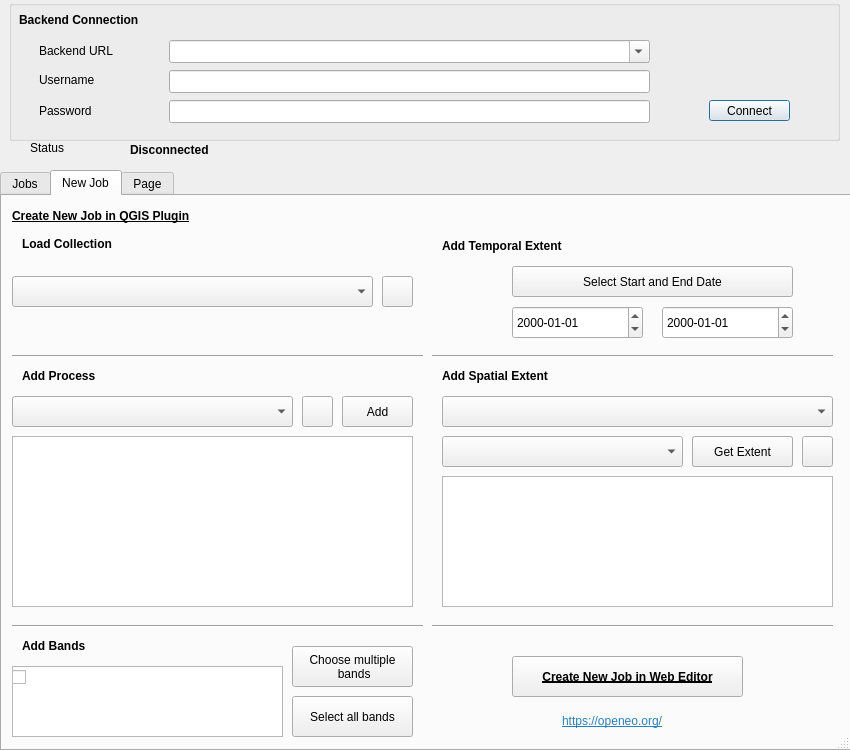
Open-EO/openeo-qgis-plugin, file openeo_connector_dialog_base.ui: the form before one commit.
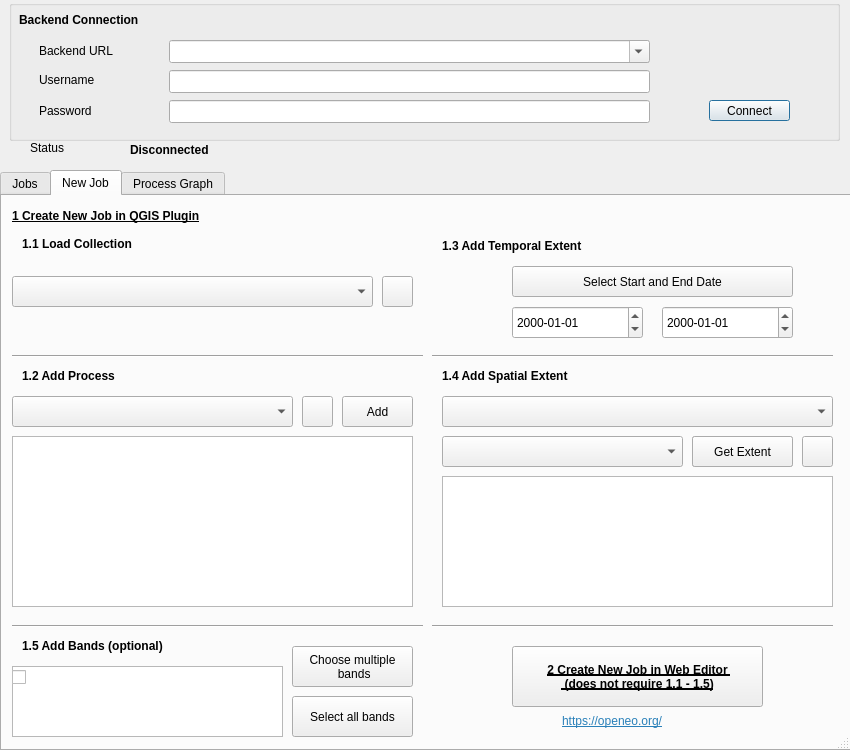
The form after the commit. The open tabs and pages were chosen to show the change. Icons and pictures are not drawn.

Commit message: GUI Improvements and band selection update

```diff
--- a/openeo_connector_dialog_base.ui
+++ b/openeo_connector_dialog_base.ui
@@ -337,7 +337,7 @@
       </rect>
      </property>
      <property name="text">
-      <string>&lt;html&gt;&lt;head/&gt;&lt;body&gt;&lt;p&gt;&lt;span style=&quot; font-weight:600;&quot;&gt;Load Collection&lt;/span&gt;&lt;/p&gt;&lt;/body&gt;&lt;/html&gt;</string>
+      <string>&lt;html&gt;&lt;head/&gt;&lt;body&gt;&lt;p&gt;&lt;span style=&quot; font-weight:600;&quot;&gt;1.1 Load Collection&lt;/span&gt;&lt;/p&gt;&lt;/body&gt;&lt;/html&gt;</string>
      </property>
     </widget>
     <widget class="QLabel" name="label_7">
@@ -350,7 +350,7 @@
       </rect>
      </property>
      <property name="text">
-      <string>&lt;html&gt;&lt;head/&gt;&lt;body&gt;&lt;p&gt;&lt;span style=&quot; font-weight:600;&quot;&gt;Add Process&lt;/span&gt;&lt;/p&gt;&lt;/body&gt;&lt;/html&gt;</string>
+      <string>&lt;html&gt;&lt;head/&gt;&lt;body&gt;&lt;p&gt;&lt;span style=&quot; font-weight:600;&quot;&gt;1.2 Add Process&lt;/span&gt;&lt;/p&gt;&lt;/body&gt;&lt;/html&gt;</string>
      </property>
      <property name="alignment">
       <set>Qt::AlignLeading|Qt::AlignLeft|Qt::AlignVCenter</set>
@@ -405,7 +405,7 @@
       </rect>
      </property>
      <property name="text">
-      <string>&lt;html&gt;&lt;head/&gt;&lt;body&gt;&lt;p&gt;&lt;span style=&quot; font-weight:600;&quot;&gt;Add Spatial Extent&lt;/span&gt;&lt;/p&gt;&lt;/body&gt;&lt;/html&gt;</string>
+      <string>&lt;html&gt;&lt;head/&gt;&lt;body&gt;&lt;p&gt;&lt;span style=&quot; font-weight:600;&quot;&gt;1.4 Add Spatial Extent&lt;/span&gt;&lt;/p&gt;&lt;/body&gt;&lt;/html&gt;</string>
      </property>
      <property name="alignment">
       <set>Qt::AlignLeading|Qt::AlignLeft|Qt::AlignVCenter</set>
@@ -454,7 +454,7 @@
       </rect>
      </property>
      <property name="text">
-      <string>&lt;html&gt;&lt;head/&gt;&lt;body&gt;&lt;p&gt;&lt;span style=&quot; font-weight:600;&quot;&gt;Add Temporal Extent&lt;/span&gt;&lt;/p&gt;&lt;/body&gt;&lt;/html&gt;</string>
+      <string>&lt;html&gt;&lt;head/&gt;&lt;body&gt;&lt;p&gt;&lt;span style=&quot; font-weight:600;&quot;&gt;1.3 Add Temporal Extent&lt;/span&gt;&lt;/p&gt;&lt;/body&gt;&lt;/html&gt;</string>
      </property>
      <property name="alignment">
       <set>Qt::AlignLeading|Qt::AlignLeft|Qt::AlignVCenter</set>
@@ -531,16 +531,16 @@
       <enum>Qt::LeftToRight</enum>
      </property>
      <property name="text">
-      <string>&lt;html&gt;&lt;head/&gt;&lt;body&gt;&lt;p&gt;&lt;span style=&quot; font-weight:600;&quot;&gt;Create New Job in QGIS Plugin&lt;/span&gt;&lt;/p&gt;&lt;/body&gt;&lt;/html&gt;</string>
+      <string>&lt;html&gt;&lt;head/&gt;&lt;body&gt;&lt;p&gt;&lt;span style=&quot; font-weight:600;&quot;&gt;1 Create New Job in QGIS Plugin&lt;/span&gt;&lt;/p&gt;&lt;/body&gt;&lt;/html&gt;</string>
      </property>
     </widget>
     <widget class="QPushButton" name="moveButton">
      <property name="geometry">
       <rect>
        <x>510</x>
-       <y>460</y>
-       <width>231</width>
-       <height>41</height>
+       <y>450</y>
+       <width>251</width>
+       <height>61</height>
       </rect>
      </property>
      <property name="font">
@@ -551,7 +551,8 @@
       </font>
      </property>
      <property name="text">
-      <string>Create New Job in Web Editor</string>
+      <string>2 Create New Job in Web Editor 
+ (does not require 1.1 - 1.5)</string>
      </property>
     </widget>
     <widget class="QComboBox" name="layersBox">
@@ -677,7 +678,7 @@
       </rect>
      </property>
      <property name="text">
-      <string>&lt;html&gt;&lt;head/&gt;&lt;body&gt;&lt;p&gt;&lt;span style=&quot; font-weight:600;&quot;&gt;Add Bands&lt;/span&gt;&lt;/p&gt;&lt;/body&gt;&lt;/html&gt;</string>
+      <string>&lt;html&gt;&lt;head/&gt;&lt;body&gt;&lt;p&gt;&lt;span style=&quot; font-weight:600;&quot;&gt;1.5 Add Bands (optional)&lt;/span&gt;&lt;/p&gt;&lt;/body&gt;&lt;/html&gt;</string>
      </property>
      <property name="alignment">
       <set>Qt::AlignLeading|Qt::AlignLeft|Qt::AlignVCenter</set>
@@ -767,7 +768,7 @@
    </widget>
    <widget class="QWidget" name="tab_2">
     <attribute name="title">
-     <string>Page</string>
+     <string>Process Graph</string>
     </attribute>
     <widget class="QPushButton" name="loadButton">
      <property name="geometry">
```
Left out of the diff: 5 changed lines with no effect on the pictures. The commit also changes 1 other file.
